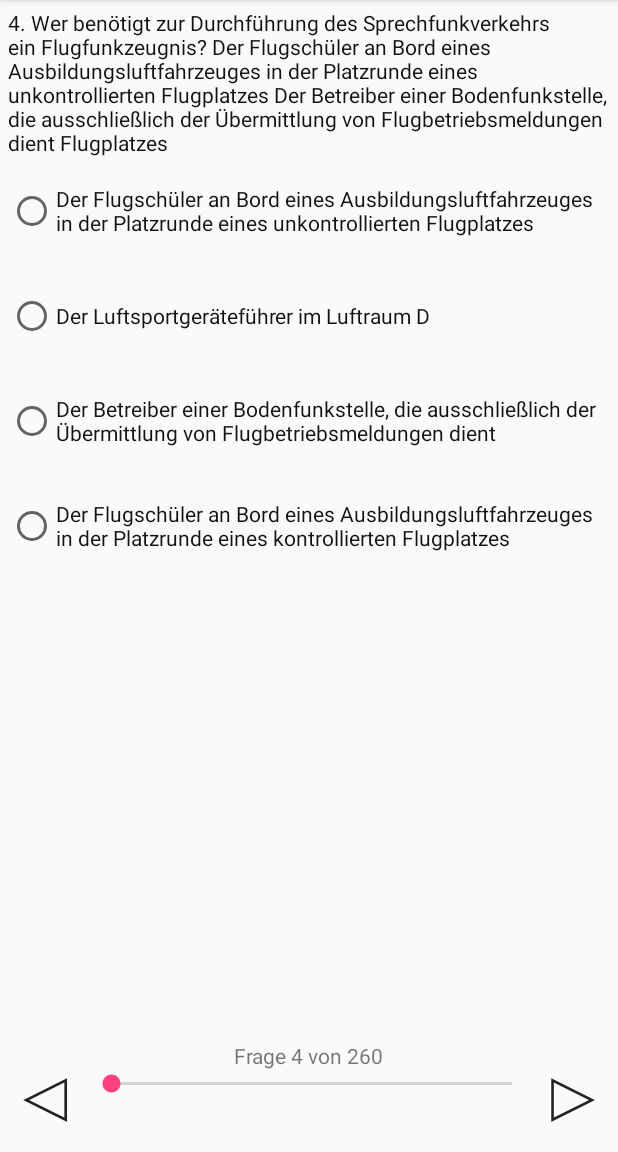
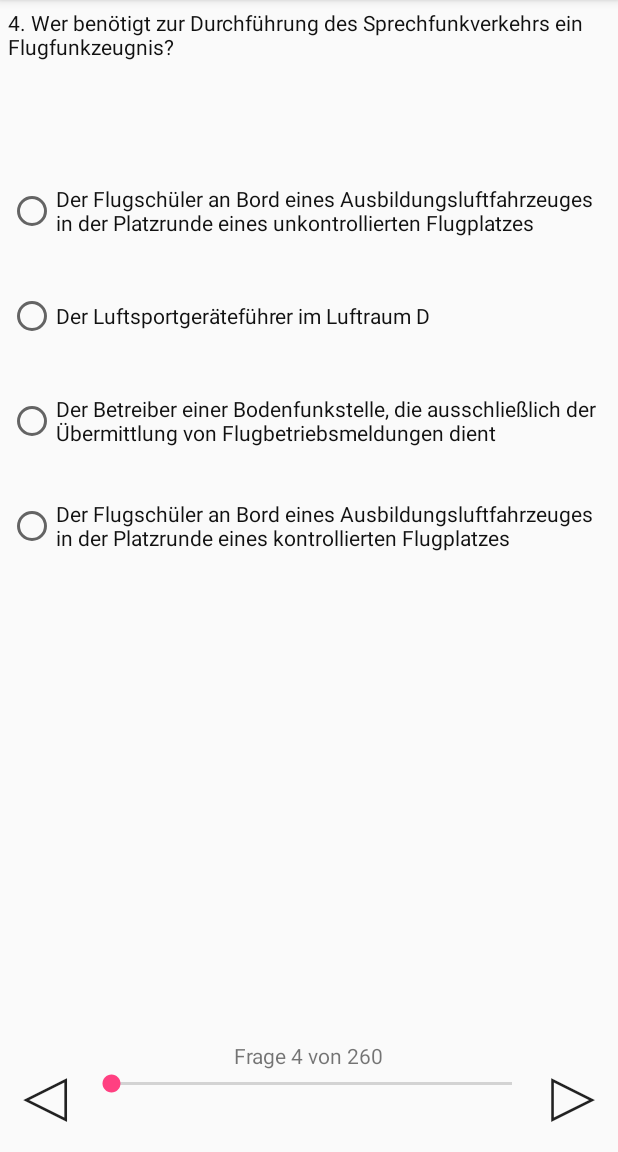
Before and after one commit to gollth/BZF-Trainer, an Android app: the CatalogueActivity screen opened directly, with no data from a screen before it, after a tap on "Der Bundesminister des Innern", on a phone screen of 412 x 824 dp, the part 84-1236 px from its top. Run offline under Robolectric (Android 15) with nearby library versions, the phone set to English and light mode, and no system bars; libraries missing offline, so code that uses them is left out: com.crashlytics.android; 1 statement that could not run was skipped; 2 other taps on this screen came first.

Commit message:
fix typos

```diff
--- a/app/src/main/res/values/answers.xml
+++ b/app/src/main/res/values/answers.xml
@@ -624,20 +624,20 @@
     <item>3 bis 4 Achtel</item>
     <item>1 bis 2 Achtel</item>
     <!-- 125 -->
-    <item>LOCKERE BEWÖLKUNG (SCATTERED)</item>
-    <item>BEDECKT (OVERCAST)</item>
-    <item>DURCHBROCHEN BEWÖLKT (BROKEN)</item>
-    <item>KEINE MARKANTEN WOLKEN (NO SIGNIFICANT CLOUDS)</item>
+    <item>locker Bewölkung (SCATTERED)</item>
+    <item>bedeckt (OVERCAST)</item>
+    <item>durchbrochen bewölkt (BROKEN)</item>
+    <item>keine markanten Wolken (NO SIGNIFICANT CLOUDS)</item>
     <!-- 126 -->
-    <item>DURCHBROCHEN BEWÖLKT (BROKEN)</item>
-    <item>GERING BEWÖLKT (FEW)</item>
-    <item>BEDECKT (OVERCAST)</item>
-    <item>LOCKERE BEWÖLKUNG (SCATTERED)</item>
+    <item>durchbrochen bewölkt (BROKEN)</item>
+    <item>gering bewölkt (FEW)</item>
+    <item>bedeckt (OVERCAST)</item>
+    <item>lockere Bewölkung (SCATTERED)</item>
     <!-- 127 -->
-    <item>GERING BEWÖLKT (FEW)</item>
-    <item>DURCHBROCHEN BEWÖLKT (BROKEN)</item>
-    <item>LOCKERE BEWÖLKUNG (SCATTERED)</item>
-    <item>KEINE MARKANTEN WOLKEN (NO SIGNIFICANT CLOUDS)</item>
+    <item>gering bewölkt (FEW)</item>
+    <item>durchbrochen bewölkt (BROKEN)</item>
+    <item>lockere Bewölkung (SCATTERED)</item>
+    <item>keine markanten Wolken (NO SIGNIFICANT CLOUDS)</item>
     <!-- 128 -->
     <item>Sicht 10 km oder mehr, keine Bewölkung unter 5000 ft AGL</item>
     <item>Sicht 5000 m oder mehr, keine Bewölkung unter 5000 ft AGL</item>
@@ -726,7 +726,7 @@
     <!-- 145 -->
     <item>den Transpondercode Mode A 7600 zu schalten, sofern möglich; auf dem nächstgelegenen geeigneten Flugplatz zu landen; und der zuständigen Flugverkehrskontrollstelle schnellstmöglich die Landezeit zu übermitteln</item>
     <item>den Transpondercode Mode A 7600 zu schalten, sofern möglich; und ein geeignetes Notlandegelände zu erkunden</item>
-    <item>den Transpondercde Mode A 7600 zu schalten, sofern möglich; und durch Vollkreise nach links und rechts auf sich aufmerksam zu machen</item>
+    <item>den Transpondercode Mode A 7600 zu schalten, sofern möglich; und durch Vollkreise nach links und rechts auf sich aufmerksam zu machen</item>
     <item>den Transpondercode Mode A 7600 zu schalten, sofern möglich; und nach einer Umkehrkurve von 180° zum Startflugplatz zurück zu kehren</item>
     <!-- 146 -->
     <item>Die Meldung ist zweimal zu übermitteln</item>
@@ -1044,7 +1044,7 @@
     <item>der Pilot eine Flugsicht von mindestens 5 km hat und das Luftfahrzeug von den Wolken in waagerechter Richtung mindestens 300 m, in senkrechter Richtung mindestens 300 ft Abstand hält</item>
     <item>der Pilot eine Flugsicht von mindestens 8 km hat und das Luftfahrzeug von den Wolken in waagerechter Richtung mindestens 1500 m, in senkrechter Richtung mindestens 300 m (1000 ft) Abstand hält, sowie eine Bodensicht von mindestens 5 km herrscht</item>
     <!-- 209 -->
-    <item>Bodensicht, Flugsicht mindestens 1500 m, frei von Wolken, maximal 140 kt</item>
+    <item>Erdsicht, Flugsicht mindestens 1500 m, frei von Wolken, maximal 140 kt</item>
     <item>Flugsicht mindestens 1500 m, Wolken dürfen nicht berührt werden</item>
     <item>Bodensicht mindestens 5 km, Hauptwolkenuntergrenze mindestens 1500 ft, maximal 140 kt</item>
     <item>Flugsicht mindestens 1500 m, Abstand von Wolken in waagerechter Richtung 300 m, in senkrechter Richtung 2000 ft</item>
--- a/app/src/main/res/values/questions.xml
+++ b/app/src/main/res/values/questions.xml
@@ -6,7 +6,7 @@
     <item>1. Welche zwischenstaatliche Organisation hat für den weltweiten Flugfunkdienst besondere Bedeutung?</item>
     <item>2. Was ist die rechtliche Grundlage für das Errichten und Betreiben von Funkanlagen in der Bundesrepublik Deutschland?</item>
     <item>3. Wer ist in der Bundesrepublik Deutschland für Frequenzzuteilungen zum Betrieb von Boden- und Luftfunkstellen zuständig?</item>
-    <item>4. Wer benötigt zur Durchführung des Sprechfunkverkehrs ein Flugfunkzeugnis? Der Flugschüler an Bord eines Ausbildungsluftfahrzeuges in der Platzrunde eines unkontrollierten Flugplatzes Der Betreiber einer Bodenfunkstelle, die ausschließlich der Übermittlung von Flugbetriebsmeldungen dient Flugplatzes</item>
+    <item>4. Wer benötigt zur Durchführung des Sprechfunkverkehrs ein Flugfunkzeugnis?</item>
     <item>5. Wer benötigt zur Durchführung des Sprechfunkverkehrs kein Flugfunkzeugnis?</item>
     <item>6. Wer benötigt zur Durchführung des Sprechfunkverkehrs kein Flugfunkzeugnis?</item>
     <item>7. Wozu berechtigt das \"Beschränkt Gültige Sprechfunkzeugnis II für den Flugfunkdienst\" (BZF II)? Zur Ausübung des Sprechfunkverkehrs &#8230;</item>
@@ -15,8 +15,8 @@
     <item>10. Was ist eine Luftfunkstelle? Eine Funkstelle &#8230;</item>
     <item>11. Was ist eine Bodenfunkstelle? Seefahrzeugs oder auf einer Plattform auf See Funkmeldungen</item>
     <item>12. Was bedeutet der Begriff \"BLINDSENDUNG\"?</item>
-    <item>13. Was bedeutet der Begriff \"ALLGEMEINER ANRUF\"? gerichtet ist betreffen können, die an eine oder mehrere bestimmte Stellen gerichtet ist</item>
-    <item>14. Was bedeutet der Begriff \"ROLLHALT\"? Luftfahrzeuge und Fahrzeuge anhalten und warten müssen</item>
+    <item>13. Was bedeutet der Begriff \"ALLGEMEINER ANRUF\"?</item>
+    <item>14. Was bedeutet der Begriff \"ROLLHALT\"?</item>
     <item>15. Welche Abkürzung wird für den Begriff \"KONTROLLZONE\" verwendet?</item>
     <item>16. Welche Bedeutung hat die Abkürzung \"IMC\"?</item>
     <item>17. Welche Bedeutung hat die Abkürzung \"FIR\"?</item>
@@ -100,10 +100,10 @@
     <item>95. Bei welchen Flügen muss ein Pilot ständige Hörbereitschaft halten? Bei VFR-Flügen &#8230;</item>
     <item>96. Bei welchen Flügen nach Sichtflugregeln muss der Pilot ständige Hörbereitschaft auf der zugewiesenen Frequenz halten? Bei Flügen &#8230;</item>
     <item>97. Wer ein Luftfahrzeug auf einem Flugplatz mit Flugverkehrskontrolle oder in dessen Umgebung führt, ist u.a. verpflichtet, durch Funk oder Zeichen die vorherige Genehmigung für alle Bewegungen einzuholen, durch die das &#8230;</item>
-    <item>98. Wer ein Luftfahrzeug nach Sichtflugregeln auf einem Flugplatz mit Flugverkehrskontrolle oder in dessen Umgebung führt, ist verpflichtet &#8230; auf Anweisungen durch Licht- und Bodensignale sowie Zeichen zu achten</item>
+    <item>98. Wer ein Luftfahrzeug nach Sichtflugregeln auf einem Flugplatz mit Flugverkehrskontrolle oder in dessen Umgebung führt, ist verpflichtet &#8230;</item>
     <item>99. Was bedeutet bei einem Funktest der Hinweis \"HÖRE SIE ZWO\"? Der Funktest ist &#8230;</item>
-    <item>100. Was bedeutet bei einem Funktest der Hinweis \"HÖRE SIE DREI\"? Die Funktest ist &#8230;</item>
-    <item>101. Was bedeutet bei einem Funktest der Hinweis \"HÖRE SIE VIER\"? Die Funktest ist &#8230;</item>
+    <item>100. Was bedeutet bei einem Funktest der Hinweis \"HÖRE SIE DREI\"? Der Funktest ist &#8230;</item>
+    <item>101. Was bedeutet bei einem Funktest der Hinweis \"HÖRE SIE VIER\"? Der Funktest ist &#8230;</item>
     <item>102. Was bedeutet bei einem Funktest der Hinweis \"HÖRE SIE FÜNF\"? Der Funktest ist &#8230;</item>
     <item>103. Ein Funktest ist \"verständlich\". Wie wird die Verständlichkeit im Sprechfunkverkehr ausgedrückt?</item>
     <item>104. Ein Funktest ist \"schwer verständlich\". Wie wird die Verständlichkeit im Sprechfunkverkehr ausgedrückt?</item>
@@ -113,7 +113,7 @@
     <item>108. Welche Meldungen müssen wiederholt werden?</item>
     <item>109. Wie wird der Empfang einer Flugverkehrskontrollfreigabe bestätigt? Durch &#8230;</item>
     <item>110. DESEL erhält die folgende Freigabe/Anweisung: \"DEL NACH DEM ABHEBEN STEIGEN SIE GERADEAUS AUF FLUGHÖHE 3000 FUSS, MACHEN SIE DANN EINE RECHTSKURVE, WINFREI</item>
-    <item>111. Welche Teile der nachfolgenden Anweisungen oder Informationen müssen bestätigt werden? Geschwindigkeitsanweisungen, Frequenz bei Frequenzwechsel Windrichtung, Startfreigabe und Frequenz bei Frequenzwechsel</item>
+    <item>111. Welche Teile der nachfolgenden Anweisungen oder Informationen müssen bestätigt werden?</item>
     <item>112. Bei welchen VFR-Flügen ist in der Regel die Übermittlung von Standortmeldungen erforderlich? Bei &#8230;</item>
     <item>113. Bei einem VFR-Flug zu einem Flughafen mit Flugverkehrskontrolle gelten die im \"Luftfahrthandbuch VFR\" festgelegten Verfahren. Standortmeldungen über den Pflichtmeldepunkten müssen &#8230;</item>
     <item>114. Wann hat ein Pilot bei einem VFR-Flug während des Flugverkehrskontrollstelle eine Standortmeldung zu übermitteln?</item>
@@ -136,10 +136,10 @@
     <item>131. Was versteht man unter VOLMET?</item>
     <item>132. Ein Pilot hat während des Fluges zu einem internationalen Verkehrsflughafen die Möglichkeit das Flugplatzwetter einzuholen über &#8230;</item>
     <item>133. ATIS-Aussendungen dienen unter anderem der Unterrichtung von Piloten. Welche Angaben enthalten sie?</item>
-    <item>134. Wie werden SIGMET-Meldungen in der Zeit von 0700 (0600 während der gesetzlichen Sommerzei) bis SS+30 verbreitet? und vollen Stunde</item>
+    <item>134. Wie werden SIGMET-Meldungen in der Zeit von 0700 (0600 während der gesetzlichen Sommerzeit) bis SS+30 verbreitet?</item>
     <item>135. SIGMET-Meldungen dienen der Sicherheit des Flugbetriebs der Allgemeinen Luftfahrt. Welche Angaben enthalten sie?</item>
-    <item>136. Welche Angaben soll eine Notmeldung enthalten? Kurs und Flughöhe</item>
-    <item>137. Das Notsignal MAYDAY bedeutet, dass &#8230; Hilfe benötigen</item>
+    <item>136. Welche Angaben soll eine Notmeldung enthalten?</item>
+    <item>137. Das Notsignal MAYDAY bedeutet, dass &#8230;</item>
     <item>138. Ein Notanruf soll übermittelt werden &#8230;</item>
     <item>139. Wie wird ein Notanruf eingeleitet?</item>
     <item>140. Welches der folgenden Signale ist ein Notsignal?</item>
@@ -261,7 +261,7 @@
     <item>256. Wozu dient Sekundärradar in der Flugsicherung? Zur &#8230;</item>
     <item>257. Welche Angaben kann ein Pilot von einer Flugverkehrskontrollstelle mit Radar erhalten? Angaben über &#8230;</item>
     <item>258. Die Abkürzung \"GPS\" bedeutet in der Luftfahrt:</item>
-    <item>259. Das \"GLOBAL POSITIONSBESTIMMUNGSSYSTEM (GPS)\" ist ein &#8230;</item>
+    <item>259. Das \"Globale Positionsbestimmungssystem (GPS)\" ist ein &#8230;</item>
     <item>260. Wozu dienen GPS-Empfänger an Bord von Luftfahrzeugen?</item>
 
   </string-array>
```
